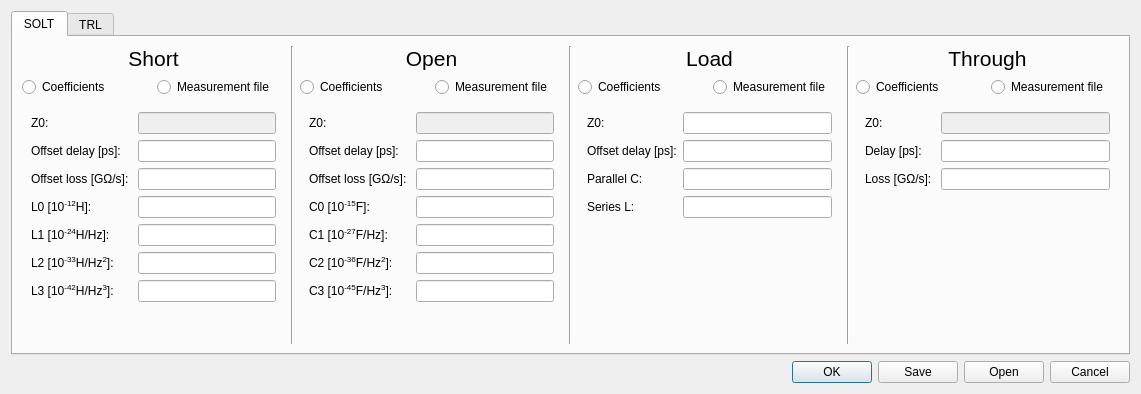
First picture: the form in Software/PC_Application/Calibration/calkitdialog.ui, repository jankae/LibreVNA, before the edit.
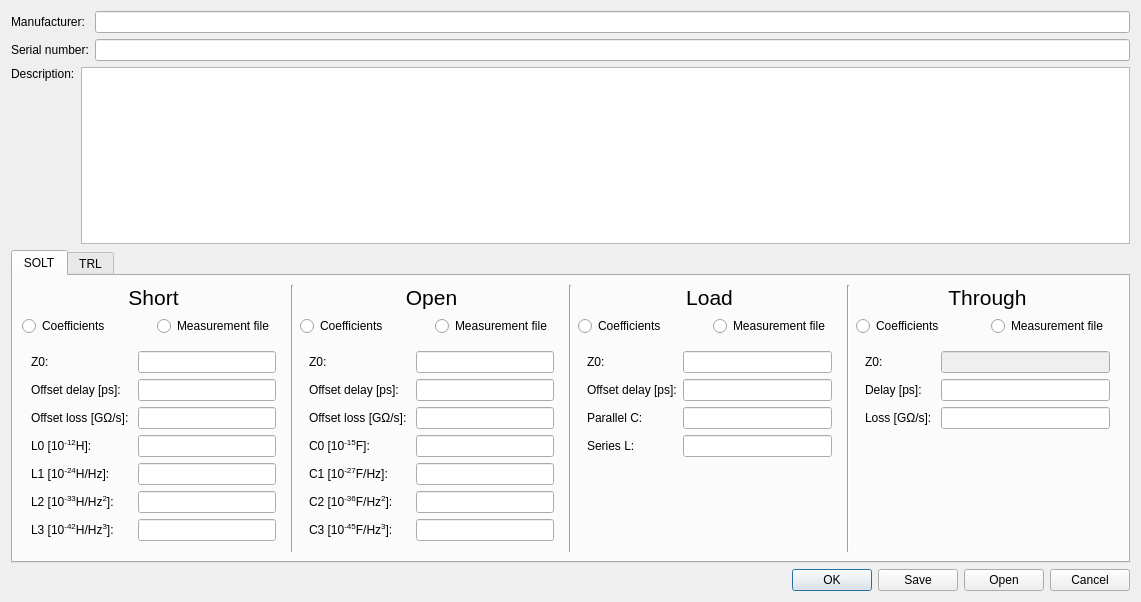
Second picture: the form after the edit. The open tabs and pages were chosen to show the change. Custom widgets are drawn as their Qt base class.

```diff
--- a/Software/PC_Application/Calibration/calkitdialog.ui
+++ b/Software/PC_Application/Calibration/calkitdialog.ui
@@ -10,7 +10,7 @@
     <x>0</x>
     <y>0</y>
     <width>1141</width>
-    <height>394</height>
+    <height>602</height>
    </rect>
   </property>
   <property name="sizePolicy">
@@ -28,7 +28,62 @@
   <property name="sizeGripEnabled">
    <bool>false</bool>
   </property>
-  <layout class="QVBoxLayout" name="verticalLayout_9">
+  <layout class="QVBoxLayout" name="verticalLayout_13">
+   <item>
+    <layout class="QFormLayout" name="formLayout_7">
+     <item row="0" column="0">
+      <widget class="QLabel" name="label_27">
+       <property name="text">
+        <string>Manufacturer:</string>
+       </property>
+      </widget>
+     </item>
+     <item row="0" column="1">
+      <widget class="QLineEdit" name="manufacturer"/>
+     </item>
+     <item row="1" column="0">
+      <widget class="QLabel" name="label_31">
+       <property name="text">
+        <string>Serial number:</string>
+       </property>
+      </widget>
+     </item>
+     <item row="1" column="1">
+      <widget class="QLineEdit" name="serialnumber"/>
+     </item>
+    </layout>
+   </item>
+   <item>
+    <layout class="QHBoxLayout" name="horizontalLayout_7">
+     <item>
+      <layout class="QVBoxLayout" name="verticalLayout_9">
+       <item>
+        <widget class="QLabel" name="label_28">
+         <property name="text">
+          <string>Description:</string>
+         </property>
+        </widget>
+       </item>
+       <item>
+        <spacer name="verticalSpacer_4">
+         <property name="orientation">
+          <enum>Qt::Vertical</enum>
+         </property>
+         <property name="sizeHint" stdset="0">
+          <size>
+           <width>20</width>
+           <height>40</height>
+          </size>
+         </property>
+        </spacer>
+       </item>
+      </layout>
+     </item>
+     <item>
+      <widget class="QTextEdit" name="description"/>
+     </item>
+    </layout>
+   </item>
    <item>
     <widget class="QTabWidget" name="tabWidget">
      <property name="currentIndex">
@@ -152,7 +207,7 @@
                <item row="0" column="1">
                 <widget class="SIUnitEdit" name="short_Z0">
                  <property name="enabled">
-                  <bool>false</bool>
+                  <bool>true</bool>
                  </property>
                 </widget>
                </item>
@@ -298,7 +353,7 @@
                <item row="0" column="1">
                 <widget class="SIUnitEdit" name="open_Z0">
                  <property name="enabled">
-                  <bool>false</bool>
+                  <bool>true</bool>
                  </property>
                 </widget>
                </item>
```
Left out of the diff: 8 changed lines with no effect on the pictures.
